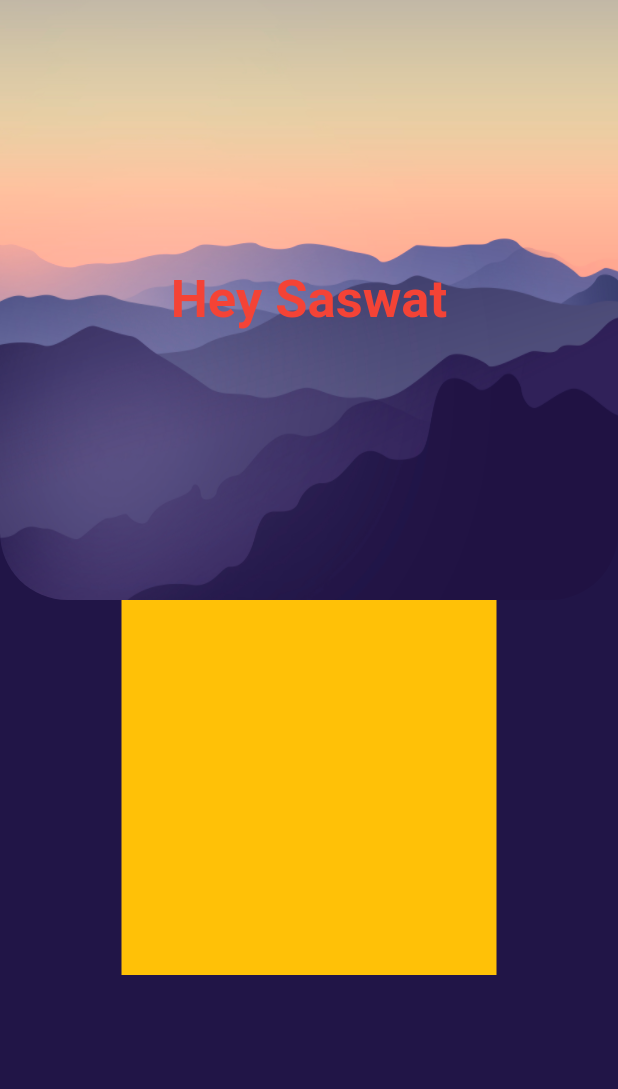
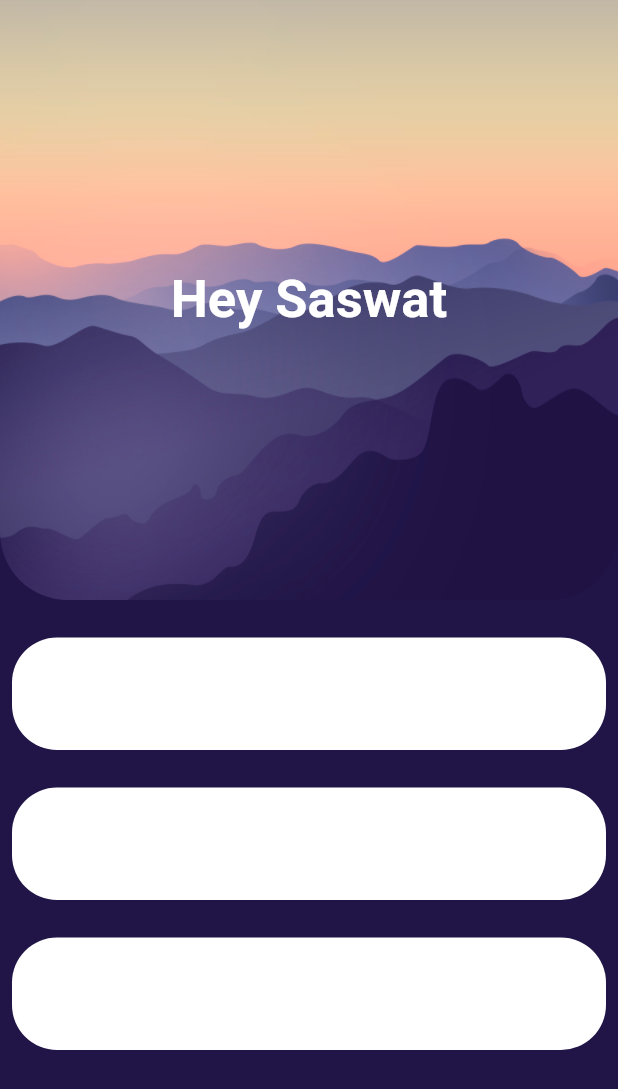
Before and after one commit to saswatbit/todoapp, a Flutter app: the screen it shows after launch, on a phone screen of 412 x 824 dp. Shown: the top 1089 px of the screen. Run offline on Flutter 3.47's test engine with Material 2 defaults, Android fonts, the phone set to English and light mode, and no system bars.

Commit message:
Update homepage.dart

```diff
--- a/lib/homepage.dart
+++ b/lib/homepage.dart
@@ -36,7 +36,7 @@ class _HomeState extends State<Home> {
                         child: Text(
                           "Hey $name",
                           style: TextStyle(
-                              color: Colors.red,
+                              color: Colors.white,
                               fontSize: 35,
                               fontWeight: FontWeight.bold),
                         ),
@@ -44,10 +44,36 @@ class _HomeState extends State<Home> {
                 ],
               ),
             ),
-            Container(
-              height: 250,
-              width: 250,
-              color: Colors.amber,
+            Column(
+              children: [
+                Container(
+                  margin: EdgeInsets.only(left: 8, right: 8, top: 25),
+                  height: 75,
+                  width: double.infinity,
+                  decoration: BoxDecoration(
+                    color: Colors.white,
+                    borderRadius: BorderRadius.circular(30),
+                  ),
+                ),
+                Container(
+                  margin: EdgeInsets.only(left: 8, right: 8, top: 25),
+                  height: 75,
+                  width: double.infinity,
+                  decoration: BoxDecoration(
+                    color: Colors.white,
+                    borderRadius: BorderRadius.circular(30),
+                  ),
+                ),
+                Container(
+                  margin: EdgeInsets.only(left: 8, right: 8, top: 25),
+                  height: 75,
+                  width: double.infinity,
+                  decoration: BoxDecoration(
+                    color: Colors.white,
+                    borderRadius: BorderRadius.circular(30),
+                  ),
+                ),
+              ],
             ),
           ],
         ),
```
